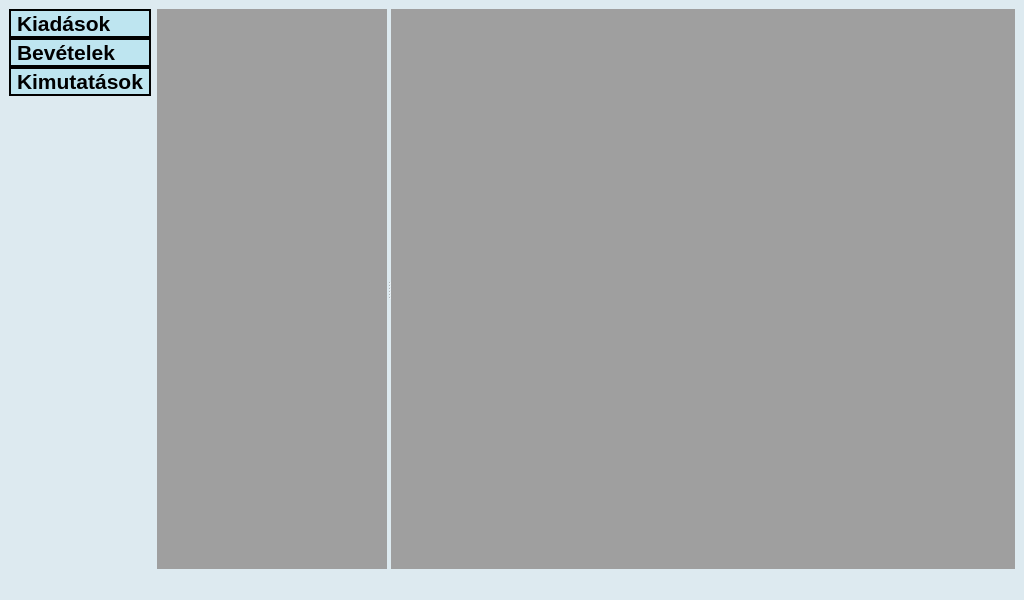
First picture: the form in FamilyFinancies/mainwindow.ui, repository DannyFreecs/FamilyBudgetSimple, before the edit.
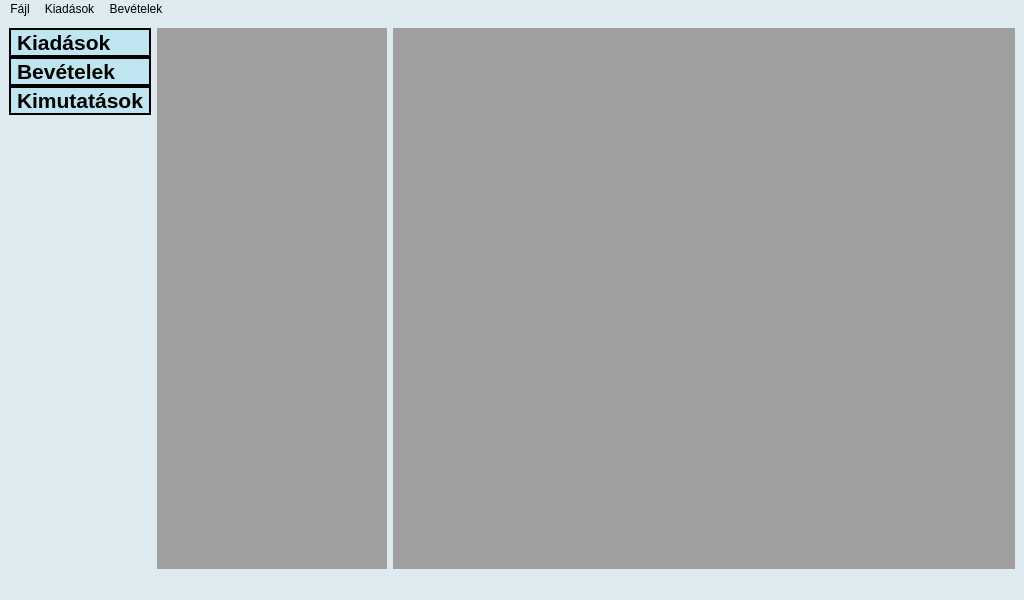
Second picture: the form after the edit. Icons and pictures are not drawn.

Diff of the .ui file:
```diff
--- a/FamilyFinancies/mainwindow.ui
+++ b/FamilyFinancies/mainwindow.ui
@@ -35,7 +35,16 @@
 </string>
   </property>
   <widget class="QWidget" name="centralwidget">
+   <property name="sizePolicy">
+    <sizepolicy hsizetype="Preferred" vsizetype="Preferred">
+     <horstretch>0</horstretch>
+     <verstretch>0</verstretch>
+    </sizepolicy>
+   </property>
    <layout class="QHBoxLayout" name="horizontalLayout">
+    <property name="sizeConstraint">
+     <enum>QLayout::SetDefaultConstraint</enum>
+    </property>
     <item>
      <layout class="QVBoxLayout" name="verticalLayout" stretch="0,0,1">
       <property name="spacing">
@@ -116,11 +125,19 @@
      </layout>
     </item>
     <item>
-     <widget class="QSplitter" name="splitterMDIs">
-      <property name="orientation">
-       <enum>Qt::Horizontal</enum>
-      </property>
       <widget class="QMdiArea" name="mdiAreaSubMenu">
+      <property name="sizePolicy">
+       <sizepolicy hsizetype="Expanding" vsizetype="Expanding">
+        <horstretch>0</horstretch>
+        <verstretch>0</verstretch>
+       </sizepolicy>
+      </property>
+      <property name="minimumSize">
+       <size>
+        <width>230</width>
+        <height>0</height>
+       </size>
+      </property>
        <property name="maximumSize">
         <size>
          <width>230</width>
@@ -130,6 +147,9 @@
        <property name="styleSheet">
         <string notr="true"/>
        </property>
+      <property name="sizeAdjustPolicy">
+       <enum>QAbstractScrollArea::AdjustToContents</enum>
+      </property>
        <property name="viewMode">
         <enum>QMdiArea::SubWindowView</enum>
        </property>
@@ -143,12 +163,13 @@
         <bool>false</bool>
        </property>
       </widget>
+    </item>
+    <item>
       <widget class="QMdiArea" name="mdiAreaActivity">
        <property name="styleSheet">
         <string notr="true"/>
        </property>
       </widget>
-     </widget>
     </item>
    </layout>
   </widget>
@@ -161,6 +182,44 @@
      <height>22</height>
     </rect>
    </property>
+   <widget class="QMenu" name="menuFile">
+    <property name="title">
+     <string>Fájl</string>
+    </property>
+   </widget>
+   <widget class="QMenu" name="menuIncomes">
+    <property name="title">
+     <string>Bevételek</string>
+    </property>
+   </widget>
+   <widget class="QMenu" name="menuExpenses">
+    <property name="geometry">
+     <rect>
+      <x>373</x>
+      <y>102</y>
+      <width>233</width>
+      <height>262</height>
+     </rect>
+    </property>
+    <property name="title">
+     <string>Kiadások</string>
+    </property>
+    <addaction name="actionAddBlock"/>
+    <addaction name="actionAddItem"/>
+    <addaction name="separator"/>
+    <addaction name="actionManageHouse"/>
+    <addaction name="separator"/>
+    <addaction name="actionManageChild"/>
+    <addaction name="separator"/>
+    <addaction name="actionManageCar"/>
+    <addaction name="separator"/>
+    <addaction name="actionHealthcare"/>
+    <addaction name="actionCredits"/>
+    <addaction name="actionOthers"/>
+   </widget>
+   <addaction name="menuFile"/>
+   <addaction name="menuExpenses"/>
+   <addaction name="menuIncomes"/>
   </widget>
   <widget class="QStatusBar" name="statusbar"/>
  </widget>
```
Left out of the diff: 43 changed lines with no effect on the pictures. Lines whose indentation alone changed are shown as unchanged.
